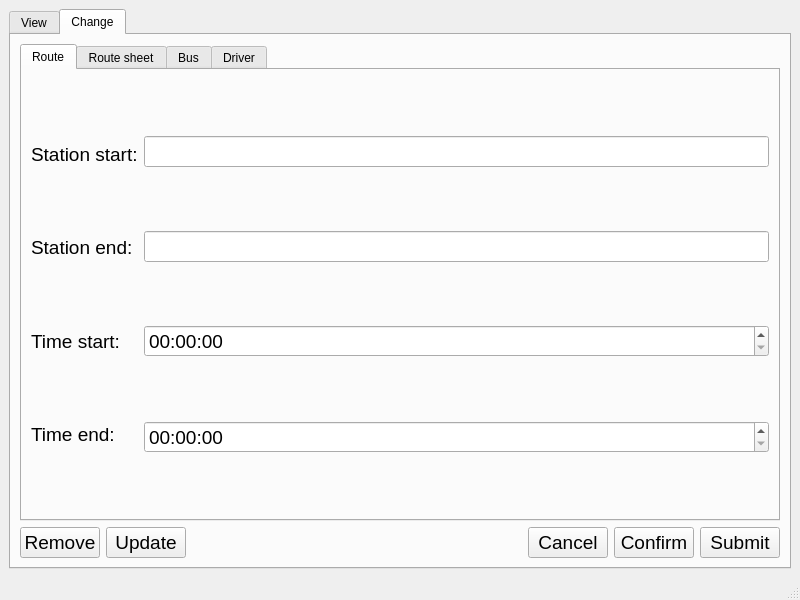
This is ui/mainwindow.ui in tuminskiy/CarOperation as Qt 5 draws it before an edit. The edited form follows.
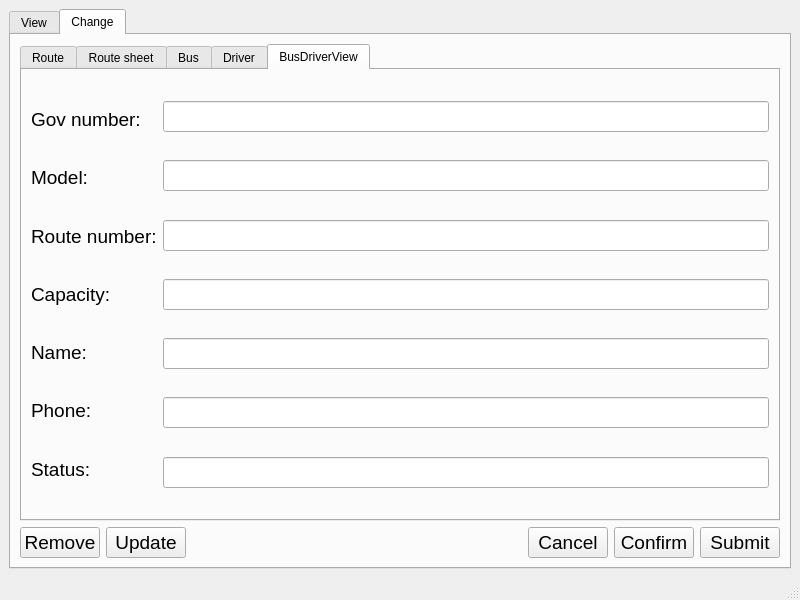
This is the edited form. The open tabs and pages were chosen to show the change.

Commit message: Add functional update bus driver view

Diff of the .ui file:
```diff
--- a/ui/mainwindow.ui
+++ b/ui/mainwindow.ui
@@ -1009,6 +1009,376 @@
             </item>
            </layout>
           </widget>
+          <widget class="QWidget" name="tabBusDriverView">
+           <attribute name="title">
+            <string>BusDriverView</string>
+           </attribute>
+           <layout class="QHBoxLayout" name="horizontalLayout_6">
+            <item>
+             <layout class="QVBoxLayout" name="vl_bdv_labels">
+              <item>
+               <spacer name="verticalSpacer_41">
+                <property name="orientation">
+                 <enum>Qt::Vertical</enum>
+                </property>
+                <property name="sizeHint" stdset="0">
+                 <size>
+                  <width>20</width>
+                  <height>40</height>
+                 </size>
+                </property>
+               </spacer>
+              </item>
+              <item>
+               <widget class="QLabel" name="labelBdwGovNumber">
+                <property name="font">
+                 <font>
+                  <pointsize>14</pointsize>
+                 </font>
+                </property>
+                <property name="text">
+                 <string>Gov number:</string>
+                </property>
+               </widget>
+              </item>
+              <item>
+               <spacer name="verticalSpacer_42">
+                <property name="orientation">
+                 <enum>Qt::Vertical</enum>
+                </property>
+                <property name="sizeHint" stdset="0">
+                 <size>
+                  <width>20</width>
+                  <height>40</height>
+                 </size>
+                </property>
+               </spacer>
+              </item>
+              <item>
+               <widget class="QLabel" name="labelBdvModel">
+                <property name="font">
+                 <font>
+                  <pointsize>14</pointsize>
+                 </font>
+                </property>
+                <property name="text">
+                 <string>Model:</string>
+                </property>
+               </widget>
+              </item>
+              <item>
+               <spacer name="verticalSpacer_43">
+                <property name="orientation">
+                 <enum>Qt::Vertical</enum>
+                </property>
+                <property name="sizeHint" stdset="0">
+                 <size>
+                  <width>20</width>
+                  <height>40</height>
+                 </size>
+                </property>
+               </spacer>
+              </item>
+              <item>
+               <widget class="QLabel" name="labelBdvRouteNumber">
+                <property name="font">
+                 <font>
+                  <pointsize>14</pointsize>
+                 </font>
+                </property>
+                <property name="text">
+                 <string>Route number:</string>
+                </property>
+               </widget>
+              </item>
+              <item>
+               <spacer name="verticalSpacer_44">
+                <property name="orientation">
+                 <enum>Qt::Vertical</enum>
+                </property>
+                <property name="sizeHint" stdset="0">
+                 <size>
+                  <width>20</width>
+                  <height>40</height>
+                 </size>
+                </property>
+               </spacer>
+              </item>
+              <item>
+               <widget class="QLabel" name="labelBdvCapacity">
+                <property name="font">
+                 <font>
+                  <pointsize>14</pointsize>
+                 </font>
+                </property>
+                <property name="text">
+                 <string>Capacity:</string>
+                </property>
+               </widget>
+              </item>
+              <item>
+               <spacer name="verticalSpacer_45">
+                <property name="orientation">
+                 <enum>Qt::Vertical</enum>
+                </property>
+                <property name="sizeHint" stdset="0">
+                 <size>
+                  <width>20</width>
+                  <height>40</height>
+                 </size>
+                </property>
+               </spacer>
+              </item>
+              <item>
+               <widget class="QLabel" name="labelBdvName">
+                <property name="font">
+                 <font>
+                  <pointsize>14</pointsize>
+                 </font>
+                </property>
+                <property name="text">
+                 <string>Name:</string>
+                </property>
+               </widget>
+              </item>
+              <item>
+               <spacer name="verticalSpacer_46">
+                <property name="orientation">
+                 <enum>Qt::Vertical</enum>
+                </property>
+                <property name="sizeHint" stdset="0">
+                 <size>
+                  <width>20</width>
+                  <height>40</height>
+                 </size>
+                </property>
+               </spacer>
+              </item>
+              <item>
+               <widget class="QLabel" name="labelBdvPhone">
+                <property name="font">
+                 <font>
+                  <pointsize>14</pointsize>
+                 </font>
+                </property>
+                <property name="text">
+                 <string>Phone:</string>
+                </property>
+               </widget>
+              </item>
+              <item>
+               <spacer name="verticalSpacer_47">
+                <property name="orientation">
+                 <enum>Qt::Vertical</enum>
+                </property>
+                <property name="sizeHint" stdset="0">
+                 <size>
+                  <width>20</width>
+                  <height>40</height>
+                 </size>
+                </property>
+               </spacer>
+              </item>
+              <item>
+               <widget class="QLabel" name="labelBdvStatus">
+                <property name="font">
+                 <font>
+                  <pointsize>14</pointsize>
+                 </font>
+                </property>
+                <property name="text">
+                 <string>Status:</string>
+                </property>
+               </widget>
+              </item>
+              <item>
+               <spacer name="verticalSpacer_48">
+                <property name="orientation">
+                 <enum>Qt::Vertical</enum>
+                </property>
+                <property name="sizeHint" stdset="0">
+                 <size>
+                  <width>20</width>
+                  <height>40</height>
+                 </size>
+                </property>
+               </spacer>
+              </item>
+             </layout>
+            </item>
+            <item>
+             <layout class="QVBoxLayout" name="vl_bdv_data">
+              <item>
+               <spacer name="verticalSpacer_49">
+                <property name="orientation">
+                 <enum>Qt::Vertical</enum>
+                </property>
+                <property name="sizeHint" stdset="0">
+                 <size>
+                  <width>20</width>
+                  <height>40</height>
+                 </size>
+                </property>
+               </spacer>
+              </item>
+              <item>
+               <widget class="QLineEdit" name="leBdvGovNumber">
+                <property name="font">
+                 <font>
+                  <pointsize>14</pointsize>
+                 </font>
+                </property>
+               </widget>
+              </item>
+              <item>
+               <spacer name="verticalSpacer_51">
+                <property name="orientation">
+                 <enum>Qt::Vertical</enum>
+                </property>
+                <property name="sizeHint" stdset="0">
+                 <size>
+                  <width>20</width>
+                  <height>40</height>
+                 </size>
+                </property>
+               </spacer>
+              </item>
+              <item>
+               <widget class="QLineEdit" name="leBdvModel">
+                <property name="font">
+                 <font>
+                  <pointsize>14</pointsize>
+                 </font>
+                </property>
+               </widget>
+              </item>
+              <item>
+               <spacer name="verticalSpacer_52">
+                <property name="orientation">
+                 <enum>Qt::Vertical</enum>
+                </property>
+                <property name="sizeHint" stdset="0">
+                 <size>
+                  <width>20</width>
+                  <height>40</height>
+                 </size>
+                </property>
+               </spacer>
+              </item>
+              <item>
+               <widget class="QLineEdit" name="leBdvRouteNumber">
+                <property name="font">
+                 <font>
+                  <pointsize>14</pointsize>
+                 </font>
+                </property>
+               </widget>
+              </item>
+              <item>
+               <spacer name="verticalSpacer_53">
+                <property name="orientation">
+                 <enum>Qt::Vertical</enum>
+                </property>
+                <property name="sizeHint" stdset="0">
+                 <size>
+                  <width>20</width>
+                  <height>40</height>
+                 </size>
+                </property>
+               </spacer>
+              </item>
+              <item>
+               <widget class="QLineEdit" name="leBdvCapacity">
+                <property name="font">
+                 <font>
+                  <pointsize>14</pointsize>
+                 </font>
+                </property>
+               </widget>
+              </item>
+              <item>
+               <spacer name="verticalSpacer_54">
+                <property name="orientation">
+                 <enum>Qt::Vertical</enum>
+                </property>
+                <property name="sizeHint" stdset="0">
+                 <size>
+                  <width>20</width>
+                  <height>40</height>
+                 </size>
+                </property>
+               </spacer>
+              </item>
+              <item>
+               <widget class="QLineEdit" name="leBdvName">
+                <property name="font">
+                 <font>
+                  <pointsize>14</pointsize>
+                 </font>
+                </property>
+               </widget>
+              </item>
+              <item>
+               <spacer name="verticalSpacer_55">
+                <property name="orientation">
+                 <enum>Qt::Vertical</enum>
+                </property>
+                <property name="sizeHint" stdset="0">
+                 <size>
+                  <width>20</width>
+                  <height>40</height>
+                 </size>
+                </property>
+               </spacer>
+              </item>
+              <item>
+               <widget class="QLineEdit" name="leBdvPhone">
+                <property name="font">
+                 <font>
+                  <pointsize>14</pointsize>
+                 </font>
+                </property>
+               </widget>
+              </item>
+              <item>
+               <spacer name="verticalSpacer_56">
+                <property name="orientation">
+                 <enum>Qt::Vertical</enum>
+                </property>
+                <property name="sizeHint" stdset="0">
+                 <size>
+                  <width>20</width>
+                  <height>40</height>
+                 </size>
+                </property>
+               </spacer>
+              </item>
+              <item>
+               <widget class="QLineEdit" name="leBdvStatus">
+                <property name="font">
+                 <font>
+                  <pointsize>14</pointsize>
+                 </font>
+                </property>
+               </widget>
+              </item>
+              <item>
+               <spacer name="verticalSpacer_50">
+                <property name="orientation">
+                 <enum>Qt::Vertical</enum>
+                </property>
+                <property name="sizeHint" stdset="0">
+                 <size>
+                  <width>20</width>
+                  <height>40</height>
+                 </size>
+                </property>
+               </spacer>
+              </item>
+             </layout>
+            </item>
+           </layout>
+          </widget>
          </widget>
         </item>
         <item>
```
The commit also changes 10 other files.
